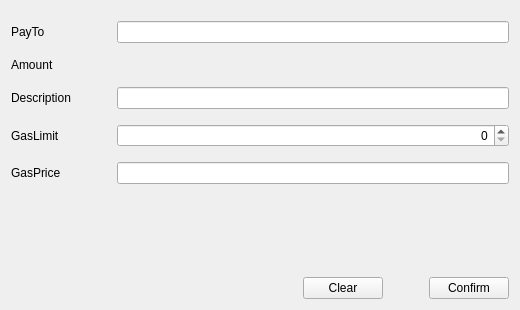
First picture: the form in src/qt/forms/sendtokenpage.ui, repository Runebase/runebase, before the edit.
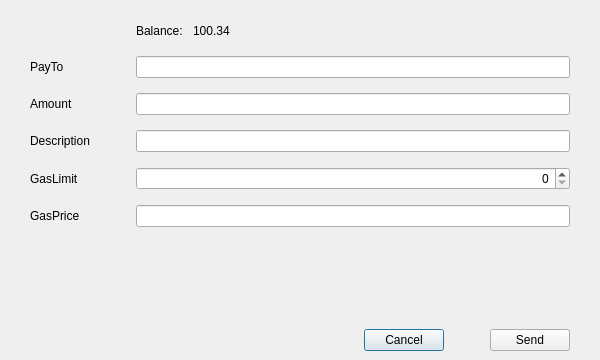
Second picture: the form after the edit. Custom widgets are drawn as their Qt base class.

```diff
--- a/src/qt/forms/sendtokenpage.ui
+++ b/src/qt/forms/sendtokenpage.ui
@@ -1,7 +1,7 @@
 <?xml version="1.0" encoding="UTF-8"?>
 <ui version="4.0">
  <class>SendTokenPage</class>
- <widget class="QWidget" name="SendTokenPage">
+ <widget class="QDialog" name="SendTokenPage">
   <property name="enabled">
    <bool>true</bool>
   </property>
@@ -9,14 +9,23 @@
    <rect>
     <x>0</x>
     <y>0</y>
-    <width>520</width>
-    <height>310</height>
+    <width>600</width>
+    <height>360</height>
    </rect>
   </property>
   <property name="windowTitle">
    <string>Form</string>
   </property>
   <layout class="QVBoxLayout" name="verticalLayout">
+   <property name="leftMargin">
+    <number>0</number>
+   </property>
+   <property name="rightMargin">
+    <number>0</number>
+   </property>
+   <property name="bottomMargin">
+    <number>0</number>
+   </property>
    <item>
     <spacer name="verticalSpacer_2">
      <property name="orientation">
@@ -35,49 +44,16 @@
    </item>
    <item>
     <layout class="QGridLayout" name="gridLayout">
+     <property name="leftMargin">
+      <number>30</number>
+     </property>
+     <property name="rightMargin">
+      <number>30</number>
+     </property>
      <property name="verticalSpacing">
       <number>15</number>
      </property>
-     <item row="0" column="0">
-      <widget class="QLabel" name="labelPayTo">
-       <property name="minimumSize">
-        <size>
-         <width>100</width>
-         <height>0</height>
-        </size>
-       </property>
-       <property name="text">
-        <string>PayTo</string>
-       </property>
-      </widget>
-     </item>
-     <item row="1" column="0">
-      <widget class="QLabel" name="labelAmount">
-       <property name="minimumSize">
-        <size>
-         <width>100</width>
-         <height>0</height>
-        </size>
-       </property>
-       <property name="text">
-        <string>Amount</string>
-       </property>
-      </widget>
-     </item>
-     <item row="3" column="0">
-      <widget class="QLabel" name="labelGasLimit">
-       <property name="minimumSize">
-        <size>
-         <width>100</width>
-         <height>0</height>
-        </size>
-       </property>
-       <property name="text">
-        <string>GasLimit</string>
-       </property>
-      </widget>
-     </item>
-     <item row="4" column="0">
+     <item row="5" column="0">
       <widget class="QLabel" name="labelGasPrice">
        <property name="minimumSize">
         <size>
@@ -90,8 +66,8 @@
        </property>
       </widget>
      </item>
-     <item row="2" column="0">
-      <widget class="QLabel" name="labelDescription">
+     <item row="4" column="0">
+      <widget class="QLabel" name="labelGasLimit">
        <property name="minimumSize">
         <size>
          <width>100</width>
@@ -99,28 +75,117 @@
         </size>
        </property>
        <property name="text">
-        <string>Description</string>
+        <string>GasLimit</string>
        </property>
       </widget>
      </item>
-     <item row="0" column="1">
-      <widget class="QValidatedLineEdit" name="lineEditPayTo"/>
-     </item>
      <item row="2" column="1">
+      <widget class="TokenAmountField" name="lineEditAmount"/>
+     </item>
+     <item row="3" column="1">
       <widget class="QLineEdit" name="lineEditDescription"/>
      </item>
+     <item row="1" column="0">
+      <widget class="QLabel" name="labelPayTo">
+       <property name="minimumSize">
+        <size>
+         <width>100</width>
+         <height>0</height>
+        </size>
+       </property>
+       <property name="text">
+        <string>PayTo</string>
+       </property>
+      </widget>
+     </item>
+     <item row="1" column="1">
+      <widget class="QValidatedLineEdit" name="lineEditPayTo"/>
+     </item>
      <item row="4" column="1">
-      <widget class="BitcoinAmountField" name="lineEditGasPrice"/>
-     </item>
-     <item row="3" column="1">
       <widget class="QSpinBox" name="lineEditGasLimit">
        <property name="alignment">
         <set>Qt::AlignRight|Qt::AlignTrailing|Qt::AlignVCenter</set>
        </property>
       </widget>
      </item>
-     <item row="1" column="1">
-      <widget class="TokenAmountField" name="lineEditAmount" native="true"/>
+     <item row="2" column="0">
+      <widget class="QLabel" name="labelAmount">
+       <property name="minimumSize">
+        <size>
+         <width>100</width>
+         <height>0</height>
+        </size>
+       </property>
+       <property name="text">
+        <string>Amount</string>
+       </property>
+      </widget>
+     </item>
+     <item row="3" column="0">
+      <widget class="QLabel" name="labelDescription">
+       <property name="minimumSize">
+        <size>
+         <width>100</width>
+         <height>0</height>
+        </size>
+       </property>
+       <property name="text">
+        <string>Description</string>
+       </property>
+      </widget>
+     </item>
+     <item row="5" column="1">
+      <widget class="BitcoinAmountField" name="lineEditGasPrice"/>
+     </item>
+     <item row="0" column="1">
+      <layout class="QHBoxLayout" name="horizontalLayout">
+       <item>
+        <widget class="QLabel" name="labelTokenBalanceText">
+         <property name="text">
+          <string>Balance:</string>
+         </property>
+        </widget>
+       </item>
+       <item>
+        <spacer name="horizontalSpacer_4">
+         <property name="orientation">
+          <enum>Qt::Horizontal</enum>
+         </property>
+         <property name="sizeType">
+          <enum>QSizePolicy::Fixed</enum>
+         </property>
+         <property name="sizeHint" stdset="0">
+          <size>
+           <width>10</width>
+           <height>20</height>
+          </size>
+         </property>
+        </spacer>
+       </item>
+       <item>
+        <widget class="QLabel" name="labelTokenBalance">
+         <property name="text">
+          <string>100.34</string>
+         </property>
+         <property name="textInteractionFlags">
+          <set>Qt::LinksAccessibleByMouse|Qt::TextSelectableByMouse</set>
+         </property>
+        </widget>
+       </item>
+       <item>
+        <spacer name="horizontalSpacer_3">
+         <property name="orientation">
+          <enum>Qt::Horizontal</enum>
+         </property>
+         <property name="sizeHint" stdset="0">
+          <size>
+           <width>40</width>
+           <height>20</height>
+          </size>
+         </property>
+        </spacer>
+       </item>
+      </layout>
      </item>
     </layout>
    </item>
@@ -129,6 +194,9 @@
      <property name="orientation">
       <enum>Qt::Vertical</enum>
      </property>
+     <property name="sizeType">
+      <enum>QSizePolicy::MinimumExpanding</enum>
+     </property>
      <property name="sizeHint" stdset="0">
       <size>
        <width>20</width>
@@ -138,7 +206,14 @@
     </spacer>
    </item>
    <item>
-    <layout class="QHBoxLayout" name="horizontalLayout">
+    <widget class="QWidget" name="buttonsContainerWhite" native="true">
+     <layout class="QHBoxLayout" name="horizontalLayout_2">
+      <property name="leftMargin">
+       <number>30</number>
+      </property>
+      <property name="rightMargin">
+       <number>30</number>
+      </property>
      <item>
       <spacer name="horizontalSpacer">
        <property name="orientation">
@@ -158,7 +233,7 @@
      <item>
       <widget class="QPushButton" name="clearButton">
        <property name="text">
-        <string>Clear</string>
+         <string>Cancel</string>
        </property>
       </widget>
      </item>
@@ -181,11 +256,12 @@
      <item>
       <widget class="QPushButton" name="confirmButton">
        <property name="text">
-        <string>Confirm</string>
+         <string>Send</string>
        </property>
       </widget>
      </item>
     </layout>
+    </widget>
    </item>
   </layout>
  </widget>
@@ -203,7 +279,7 @@
   </customwidget>
   <customwidget>
    <class>TokenAmountField</class>
-   <extends>QWidget</extends>
+   <extends>QLineEdit</extends>
    <header>qt/tokenamountfield.h</header>
    <container>1</container>
   </customwidget>
```
Left out of the diff: 11 changed lines with no effect on the pictures. Lines whose indentation alone changed are shown as unchanged.
